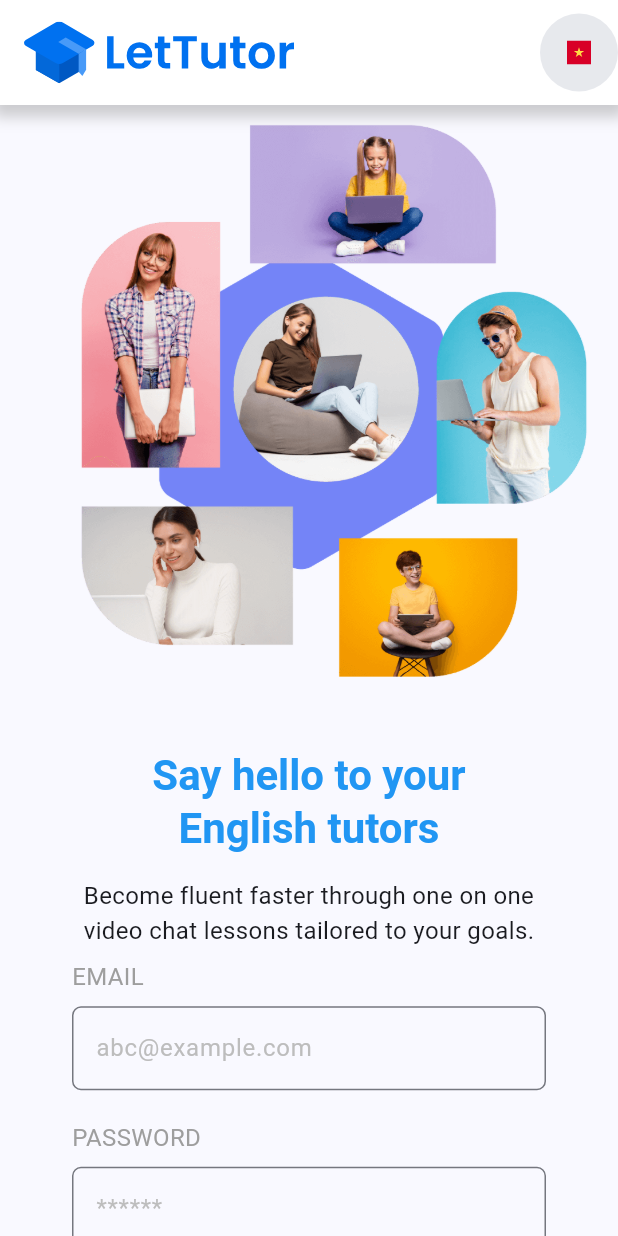
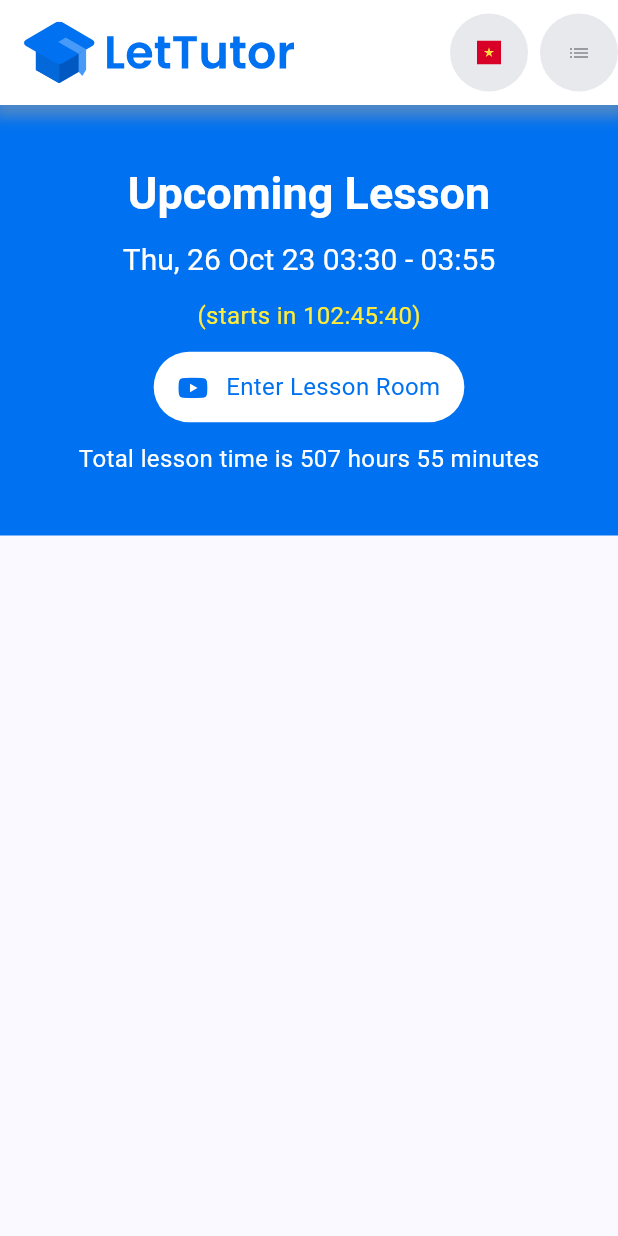
Before and after one commit to lmtri2307/Lettutor, a Flutter app: the screen it shows after launch, on a phone screen of 412 x 824 dp. Run offline on Flutter 3.47's test engine with Material 2 defaults, Android fonts, the phone set to English and light mode, and no system bars; our stand-ins replace flutter_svg, font_awesome_flutter.

Commit message:
done upcoming lesson for home

```diff
--- a/lib/main.dart
+++ b/lib/main.dart
@@ -1,4 +1,5 @@
 import 'package:flutter/material.dart';
+import 'package:lettutor/presentation/Home/Home.dart';
 import 'package:lettutor/presentation/Login/LoginPage.dart';
 
 void main() {
@@ -19,7 +20,7 @@ class MyApp extends StatelessWidget {
         textTheme: TextTheme(
           headlineLarge: TextStyle(
             color: Theme.of(context).primaryColor,
-            fontSize: 28,
+            fontSize: 30,
             fontWeight: FontWeight.bold,
           ),
           headlineSmall: const TextStyle(
@@ -27,12 +28,15 @@ class MyApp extends StatelessWidget {
           ),
           bodyMedium: const TextStyle(
             fontSize: 16,
+          ),
+          bodySmall: const TextStyle(
+            fontSize: 14
           )
         ),
         useMaterial3: true,
       ),
       home: const SafeArea(
-        child: Login(),
+        child: Home(),
       )
 
     );
--- a/lib/presentation/Login/AppBar.dart
+++ b/lib/presentation/AppBar/AppBar.dart
@@ -3,8 +3,13 @@ import 'package:flutter_svg/flutter_svg.dart';
 import 'package:lettutor/enums/language.dart';
 import 'package:lettutor/presentation/Login/LanguageOption.dart';
 
-class MyAppBar extends StatelessWidget {
-  const MyAppBar({super.key});
+class MyAppBar extends StatelessWidget implements PreferredSizeWidget {
+  const MyAppBar({super.key, this.isLogined = false});
+
+  final bool isLogined;
+
+  @override
+  Size get preferredSize => const Size.fromHeight(70);
 
   @override
   Widget build(BuildContext context) {
@@ -50,7 +55,7 @@ class MyAppBar extends StatelessWidget {
                   // Handle your menu selection here
                 },
                 itemBuilder: (BuildContext context) =>
-                <PopupMenuEntry<Language>>[
+                    <PopupMenuEntry<Language>>[
                   const PopupMenuItem<Language>(
                     value: Language.vietnam,
                     child: LanguageOption(language: Language.vietnam),
@@ -64,6 +69,22 @@ class MyAppBar extends StatelessWidget {
               ),
             ),
           ),
+          const SizedBox(width: 8,),
+          Container(
+            decoration: const BoxDecoration(
+              color: Color.fromARGB(225, 228, 230, 235),
+              shape: BoxShape.circle,
+            ),
+            child: const Padding(
+              padding: EdgeInsets.all(2.0),
+              child: IconButton(
+                icon: Icon(Icons.list), // replace 'favorite' with the icon you want
+                iconSize: 16, // adjust the size as needed
+                color: Colors.red, // adjust the color as needed
+                onPressed: null,
+              )
+            ),
+          ),
         ],
       ),
     );
--- /dev/null
+++ b/lib/presentation/Home/Home.dart
@@ -0,0 +1,22 @@
+import 'package:flutter/material.dart';
+import 'package:lettutor/presentation/AppBar/AppBar.dart';
+import 'package:lettutor/presentation/Home/UpcomingLesson.dart';
+
+class Home extends StatelessWidget {
+  const Home({super.key});
+
+  @override
+  Widget build(BuildContext context) {
+    return Scaffold(
+      appBar: MyAppBar(isLogined: true,),
+      body: SingleChildScrollView(
+        scrollDirection: Axis.vertical,
+        child: Column(
+            children: [
+              UpcomingLesson(),
+            ],
+        ),
+      ),
+    );
+  }
+}
--- /dev/null
+++ b/lib/presentation/Home/UpcomingLesson.dart
@@ -0,0 +1,76 @@
+import 'package:flutter/material.dart';
+import 'package:font_awesome_flutter/font_awesome_flutter.dart';
+
+class UpcomingLesson extends StatelessWidget {
+  const UpcomingLesson({super.key});
+
+  @override
+  Widget build(BuildContext context) {
+    return Container(
+      color: Theme.of(context).primaryColor,
+      child: Center(
+        child: Padding(
+          padding: const EdgeInsets.symmetric(vertical: 40),
+          child: Column(
+            children: [
+              Text(
+                'Upcoming Lesson',
+                style: Theme.of(context)
+                    .textTheme
+                    .headlineLarge
+                    ?.copyWith(color: Colors.white),
+              ),
+              const SizedBox(height: 12,),
+              Text(
+                "Thu, 26 Oct 23 03:30 - 03:55",
+                style: Theme.of(context)
+                    .textTheme
+                    .headlineSmall
+                    ?.copyWith(color: Colors.white),
+              ),
+              const SizedBox(height: 12,),
+              Text(
+                "(starts in 102:45:40)",
+                style: Theme.of(context)
+                    .textTheme
+                    .bodyMedium
+                    ?.copyWith(color: Colors.yellow),
+              ),
+              const SizedBox(height: 12,),
+              TextButton(
+                  style: TextButton.styleFrom(
+                      padding: const EdgeInsets.symmetric(
+                          vertical: 12, horizontal: 16),
+                      backgroundColor: Colors.white),
+                  onPressed: null,
+                  child: Row(
+                    mainAxisSize: MainAxisSize.min,
+                    children: [
+                      FaIcon(
+                        FontAwesomeIcons.youtube,
+                        color: Theme.of(context).primaryColor,
+                      ),
+                      const SizedBox(width: 12),
+                      Text('Enter Lesson Room',
+                          style: Theme.of(context)
+                              .textTheme
+                              .bodyMedium
+                              ?.copyWith(
+                                  color: Theme.of(context).primaryColor)),
+                    ],
+                  )),
+              const SizedBox(height: 12,),
+              Text(
+                "Total lesson time is 507 hours 55 minutes",
+                style: Theme.of(context)
+                    .textTheme
+                    .bodyMedium
+                    ?.copyWith(color: Colors.white),
+              ),
+            ],
+          ),
+        ),
+      ),
+    );
+  }
+}
--- a/lib/presentation/Login/LoginPage.dart
+++ b/lib/presentation/Login/LoginPage.dart
@@ -1,5 +1,5 @@
 import 'package:flutter/material.dart';
-import 'package:lettutor/presentation/Login/AppBar.dart';
+import 'package:lettutor/presentation/AppBar/AppBar.dart';
 import 'package:lettutor/presentation/Login/LoginForm.dart';
 import 'package:lettutor/presentation/Login/SocialIcons.dart';
 
@@ -9,10 +9,7 @@ class Login extends StatelessWidget {
   @override
   Widget build(BuildContext context) {
     return Scaffold(
-      appBar: const PreferredSize(
-        preferredSize: Size.fromHeight(70),
-        child: MyAppBar(),
-      ),
+      appBar: const MyAppBar(),
       body: SingleChildScrollView(
         scrollDirection: Axis.vertical,
         child: Column(
@@ -81,6 +78,26 @@ class Login extends StatelessWidget {
                   ),
                   const SizedBox(height: 24),
                   const SocialIcons(),
+                  const SizedBox(height: 20),
+                  Row(
+                    mainAxisAlignment: MainAxisAlignment.center,
+                    children: [
+                      Text(
+                        "Not a member yet?",
+                        style: Theme.of(context).textTheme.bodySmall,
+                      ),
+                      TextButton(
+                          onPressed: null,
+                          child: Text(
+                            "Sign up",
+                            style: Theme.of(context)
+                                .textTheme
+                                .bodySmall
+                                ?.copyWith(
+                                    color: Theme.of(context).primaryColor),
+                          ))
+                    ],
+                  )
                 ],
               ),
             ),
```
